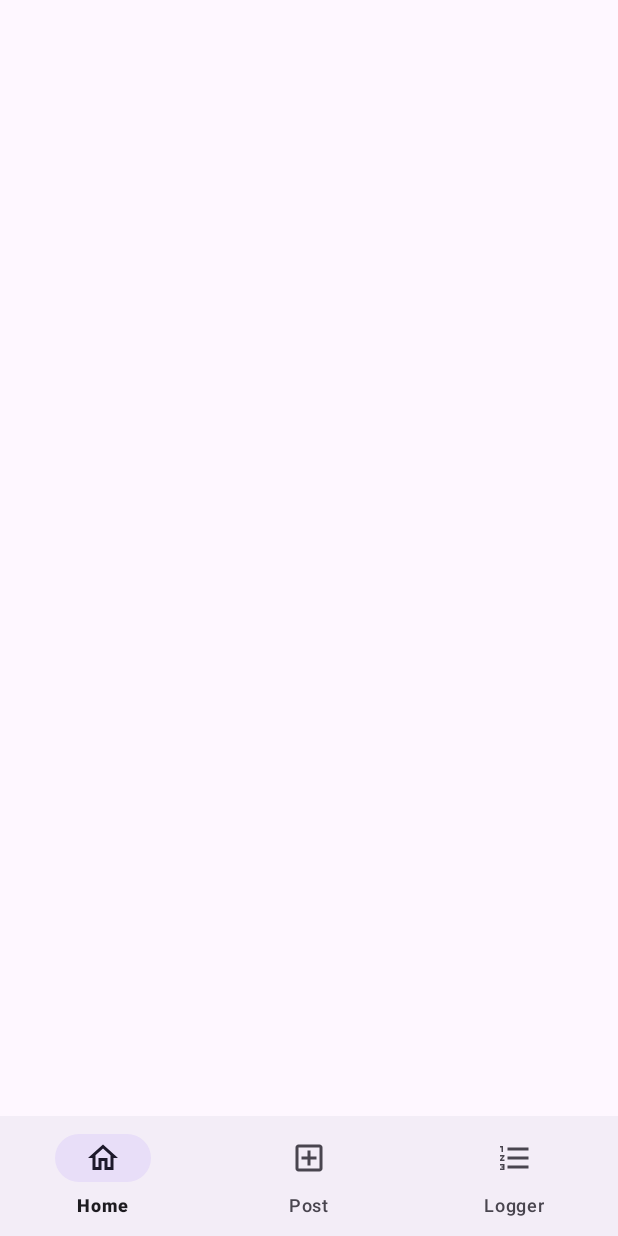
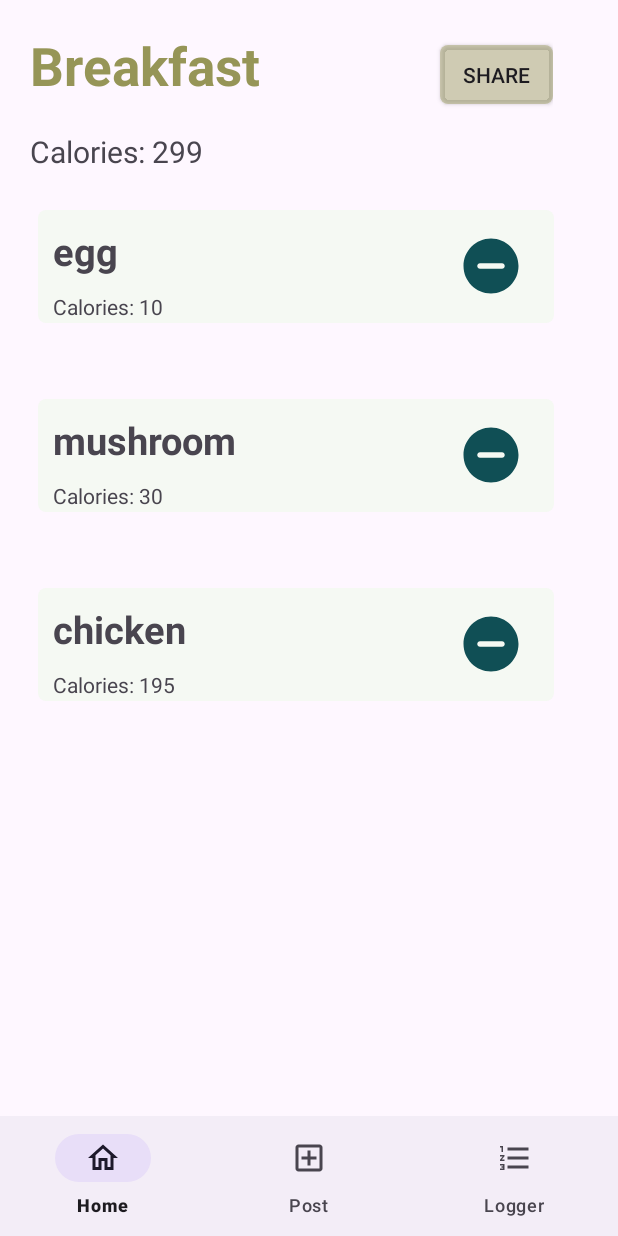
Before and after one commit to quin-baebler/FoodHub, an Android app: the fragment ViewLog placed in its activity, on a phone screen of 412 x 824 dp. Run offline under Robolectric (Android 15) with nearby library versions, the phone set to English and light mode, and no system bars; our stand-ins replace Volley; network calls fail.

Commit message:
mostly finished with everything, just need to test out the deployed API

```diff
--- /dev/null
+++ b/app/src/main/java/edu/uw/ischool/xyou/foodhub/logger/CustomListAdapter.kt
@@ -0,0 +1,35 @@
+package edu.uw.ischool.xyou.foodhub.logger
+
+import android.content.Context
+import android.view.LayoutInflater
+import android.view.View
+import android.view.ViewGroup
+import android.widget.ArrayAdapter
+import android.widget.TextView
+import edu.uw.ischool.xyou.foodhub.R
+
+class CustomListAdapter(context: Context, val itemList: List<ArrayList<String>>, val isAddFood: Boolean) :
+    ArrayAdapter<List<String>>(context, R.layout.list_item_layout, itemList) {
+        override fun getView(position: Int, convertView: View?, parent: ViewGroup): View {
+            var itemView = convertView
+            if (itemView == null) {
+                itemView = LayoutInflater.from(context).inflate(R.layout.list_item_layout, parent, false)
+            }
+
+            val currentItem = itemList[position]
+            val title = itemView?.findViewById<TextView>(R.id.food_name)
+            title?.text = currentItem[0]
+
+            val cal = itemView?.findViewById<TextView>(R.id.food_cal)
+            cal?.text = "Calories: ${currentItem[1]}"
+
+            val btn = itemView?.findViewById<android.widget.Button>(R.id.action_btn)
+            if(isAddFood) {
+                btn?.setBackgroundResource(R.drawable.add_btn)
+            }else{
+                btn?.setBackgroundResource(R.drawable.delete_btn)
+            }
+
+            return itemView!!
+        }
+}
--- a/app/src/main/java/edu/uw/ischool/xyou/foodhub/logger/LoggerFragment.kt
+++ b/app/src/main/java/edu/uw/ischool/xyou/foodhub/logger/LoggerFragment.kt
@@ -24,6 +24,7 @@ import kotlinx.coroutines.CompletableDeferred
 import kotlinx.coroutines.launch
 import org.json.JSONArray
 import org.json.JSONObject
+import kotlin.math.log
 
 // TODO: Rename parameter arguments, choose names that match
 // the fragment initialization parameters, e.g. ARG_ITEM_NUMBER
@@ -56,10 +57,10 @@ class LoggerFragment : Fragment() {
     }
 
     private fun setUpCards(view: View) {
-        var logInfo = JSONObject()
         lifecycleScope.launch {
             try {
-                logInfo = fetchLoggerData()
+                val logInfo = fetchLoggerData()
+                Log.i("PLS", logInfo.toString())
             } catch (e: Exception) {
                 Log.e("ERROR", "Failed to fetch data", e)
             }
@@ -74,7 +75,6 @@ class LoggerFragment : Fragment() {
         for (i in calories.indices) {
             val mealCal = view.findViewById<TextView>(calories[i])
 
-            mealCal.text = logInfo.get("calPerMeal").toString()
         }
 
         for (btn in btns.indices) {
@@ -93,15 +93,16 @@ class LoggerFragment : Fragment() {
 
     }
 
-    private suspend fun fetchLoggerData(): JSONObject {
-        val url = "${BASE_URL}logger?username=johndoe"
-        val completableDeferred = CompletableDeferred<JSONObject>()
+    private suspend fun fetchLoggerData(): Logger {
+        val url = "${BASE_URL}logger?username=janedoe"
+        val completableDeferred = CompletableDeferred<Logger>()
 
         val request = JsonObjectRequest(
             Request.Method.GET, url, null,
             { response ->
-                Log.i("DATA", response.toString())
-                completableDeferred.complete(response)
+                val logged = JsonParser().parseLogger(response.toString())
+                Log.i("DATA", logged.toString())
+                completableDeferred.complete(logged)
             },
             { error ->
                 Log.e("ERROR", "Error: $error")
--- a/app/src/main/java/edu/uw/ischool/xyou/foodhub/logger/ViewLog.kt
+++ b/app/src/main/java/edu/uw/ischool/xyou/foodhub/logger/ViewLog.kt
@@ -1,11 +1,26 @@
 package edu.uw.ischool.xyou.foodhub.logger
 
 import android.os.Bundle
+import android.text.Editable
+import android.text.TextWatcher
+import android.util.Log
 import android.view.LayoutInflater
 import android.view.View
 import android.view.ViewGroup
+import android.widget.Button
+import android.widget.EditText
+import android.widget.ListView
 import androidx.fragment.app.Fragment
+import androidx.lifecycle.lifecycleScope
+import com.android.volley.Request
+import com.android.volley.toolbox.JsonObjectRequest
 import edu.uw.ischool.xyou.foodhub.R
+import edu.uw.ischool.xyou.foodhub.data.Food
+import edu.uw.ischool.xyou.foodhub.utils.JsonParser
+import edu.uw.ischool.xyou.foodhub.utils.VolleyService
+import kotlinx.coroutines.CompletableDeferred
+import kotlinx.coroutines.launch
+import org.json.JSONObject
 
 // TODO: Rename parameter arguments, choose names that match
 // the fragment initialization parameters, e.g. ARG_ITEM_NUMBER
@@ -32,4 +47,23 @@ class ViewLog: Fragment() {
         // Inflate the layout for this fragment
         return inflater.inflate(R.layout.fragment_view_log, container, false)
     }
+
+    override fun onViewCreated(view: View, savedInstanceState: Bundle?) {
+        super.onViewCreated(view, savedInstanceState)
+
+        val itemsView = view.findViewById<ListView>(R.id.logged_items)
+
+        val breakfast = listOf<ArrayList<String>>(arrayListOf("egg", "10"), arrayListOf("mushroom", "30"), arrayListOf("chicken", "195"))
+        val lunch = listOf<ArrayList<String>>(arrayListOf("lunch", "10"), arrayListOf("mushroom", "30"), arrayListOf("chicken", "195"))
+        val dinner = listOf<ArrayList<String>>(arrayListOf("dinner", "10"), arrayListOf("mushroom", "30"), arrayListOf("chicken", "195"))
+        val snack = listOf<ArrayList<String>>(arrayListOf("snack", "10"), arrayListOf("mushroom", "30"), arrayListOf("chicken", "195"))
+
+        val testList = listOf<ArrayList<String>>(arrayListOf("egg", "10"), arrayListOf("mushroom", "30"), arrayListOf("chicken", "195"))
+
+        val adapter = CustomListAdapter(requireContext(), testList, false)
+        itemsView.adapter = adapter
+
+    }
+
+
 }
--- /dev/null
+++ b/app/src/main/res/drawable/delete_btn.xml
@@ -0,0 +1,5 @@
+<vector android:height="44dp" android:tint="#104F55"
+    android:viewportHeight="24" android:viewportWidth="24"
+    android:width="44dp" xmlns:android="http://schemas.android.com/apk/res/android">
+    <path android:fillColor="@android:color/white" android:pathData="M12,2C6.48,2 2,6.48 2,12s4.48,10 10,10s10,-4.48 10,-10S17.52,2 12,2zM16,13H8c-0.55,0 -1,-0.45 -1,-1l0,0c0,-0.55 0.45,-1 1,-1h8c0.55,0 1,0.45 1,1l0,0C17,12.55 16.55,13 16,13z"/>
+</vector>
--- a/app/src/main/res/layout/fragment_view_log.xml
+++ b/app/src/main/res/layout/fragment_view_log.xml
@@ -1,6 +1,52 @@
 <?xml version="1.0" encoding="utf-8"?>
 <LinearLayout xmlns:android="http://schemas.android.com/apk/res/android"
     android:layout_width="match_parent"
-    android:layout_height="match_parent">
+    android:layout_height="match_parent"
+    android:orientation="vertical">
+
+    <LinearLayout
+        android:layout_width="wrap_content"
+        android:layout_height="wrap_content">
+
+        <LinearLayout
+            android:layout_width="wrap_content"
+            android:layout_height="wrap_content"
+            android:orientation="vertical">
+
+            <TextView
+                android:id="@+id/view_log_header"
+                android:layout_width="wrap_content"
+                android:layout_height="wrap_content"
+                android:text="Breakfast"
+                android:textSize="35dp"
+                android:textStyle="bold"
+                android:textColor="@color/khaki"
+                android:layout_margin="20dp"/>
+
+            <TextView
+                android:id="@+id/meal_cal"
+                android:layout_width="wrap_content"
+                android:layout_height="wrap_content"
+                android:text="Calories: 299"
+                android:textSize="20dp"
+                android:layout_marginStart="20dp"/>
+        </LinearLayout>
+
+        <android.widget.Button
+            android:layout_width="75dp"
+            android:layout_height="39dp"
+            android:text="share"
+            android:layout_marginTop="30dp"
+            android:layout_marginStart="100dp"
+            android:background="@drawable/rounded_card"
+            android:backgroundTint="@color/transparent_khaki" />
+    </LinearLayout>
+
+    <ListView
+        android:id="@+id/logged_items"
+        android:layout_width="wrap_content"
+        android:layout_height="wrap_content"
+        android:divider="@null"/>
+
 
 </LinearLayout>
--- /dev/null
+++ b/app/src/main/res/layout/list_item_layout.xml
@@ -0,0 +1,43 @@
+<?xml version="1.0" encoding="utf-8"?>
+<LinearLayout xmlns:android="http://schemas.android.com/apk/res/android"
+    android:layout_width="match_parent"
+    android:layout_height="match_parent">
+
+    <LinearLayout
+        android:layout_width="344dp"
+        android:layout_height="wrap_content"
+        android:orientation="horizontal"
+        android:background="@drawable/rounded_card"
+        android:layout_margin="25dp">
+
+        <LinearLayout
+            android:layout_width="200dp"
+            android:layout_height="wrap_content"
+            android:orientation="vertical">
+
+            <TextView
+                android:id="@+id/food_name"
+                android:layout_width="wrap_content"
+                android:layout_height="wrap_content"
+                android:text="Cereal"
+                android:textSize="25dp"
+                android:textStyle="bold"
+                android:layout_margin="10dp"/>
+
+            <TextView
+                android:id="@+id/food_cal"
+                android:layout_width="wrap_content"
+                android:layout_height="wrap_content"
+                android:text="Calories: 100"
+                android:layout_marginStart="10dp"/>
+        </LinearLayout>
+
+        <android.widget.Button
+            android:id="@+id/action_btn"
+            android:layout_width="44dp"
+            android:layout_height="44dp"
+            android:layout_gravity="center_vertical"
+            android:layout_marginStart="80dp"
+            android:background="@drawable/add_btn"/>
+    </LinearLayout>
+</LinearLayout>
```
Also changed, not shown: app/src/main/java/edu/uw/ischool/xyou/foodhub/data/Food.kt (added, +7 -0 lines), app/src/main/java/edu/uw/ischool/xyou/foodhub/data/Logger.kt (+3 -4 lines), app/src/main/java/edu/uw/ischool/xyou/foodhub/logger/AddFood.kt (+78 -0 lines), app/src/main/java/edu/uw/ischool/xyou/foodhub/utils/JsonParser.kt (+54 -0 lines), app/src/main/res/layout/fragment_add_food.xml (+21 -5 lines), app/src/main/res/layout/fragment_logger.xml (+12 -13 lines).
